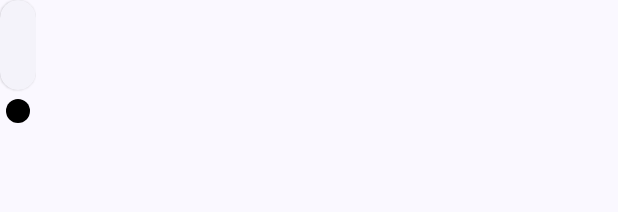
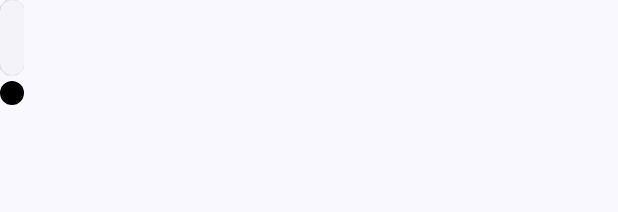
Before and after one commit to thatmarcel/railochrone-android, an Android app: the layout live_position_marker.xml on its own in the app's theme, with its tools: preview values and no code run, on a phone screen of 412 x 824 dp. Shown: the top 212 px of the screen. Run offline under Robolectric (Android 15) with nearby library versions, the phone set to English and light mode, and no system bars.

Commit message:
Reduce live position marker size

```diff
--- a/app/src/main/res/layout/live_position_marker.xml
+++ b/app/src/main/res/layout/live_position_marker.xml
@@ -12,16 +12,16 @@
         android:id="@+id/live_position_marker_card_view"
         style="@style/Widget.Material3.CardView.Elevated"
         android:layout_width="wrap_content"
-        android:layout_height="60dp"
-        android:layout_marginBottom="6dp">
+        android:layout_height="50dp"
+        android:layout_marginBottom="4dp">
 
         <LinearLayout
             android:layout_width="wrap_content"
             android:layout_height="wrap_content"
             android:orientation="vertical"
             android:gravity="center"
-            android:paddingHorizontal="12dp"
-            android:paddingVertical="8dp">
+            android:paddingHorizontal="8dp"
+            android:paddingVertical="4dp">
 
             <com.google.android.material.textview.MaterialTextView
                 android:id="@+id/live_position_marker_line_name_text_view"
@@ -29,7 +29,7 @@
                 android:layout_height="wrap_content"
                 android:layout_marginBottom="-2dp"
                 android:textStyle="bold"
-                android:textSize="18dp"
+                android:textSize="16dp"
                 tools:ignore="SpUsage"
                 android:textColor="#fff" />
 
@@ -37,7 +37,7 @@
                 android:id="@+id/live_position_marker_direction_text_view"
                 android:layout_width="wrap_content"
                 android:layout_height="wrap_content"
-                android:textSize="15dp"
+                android:textSize="14dp"
                 tools:ignore="SpUsage"
                 android:textColor="#fff" />
         </LinearLayout>
@@ -47,7 +47,7 @@
         android:id="@+id/live_position_marker_point_view"
         android:layout_width="16dp"
         android:layout_height="16dp"
-        android:layout_marginBottom="66dp"
+        android:layout_marginBottom="54dp"
         android:importantForAccessibility="no"
         android:src="@drawable/circle"
         app:tint="#000" />
```
